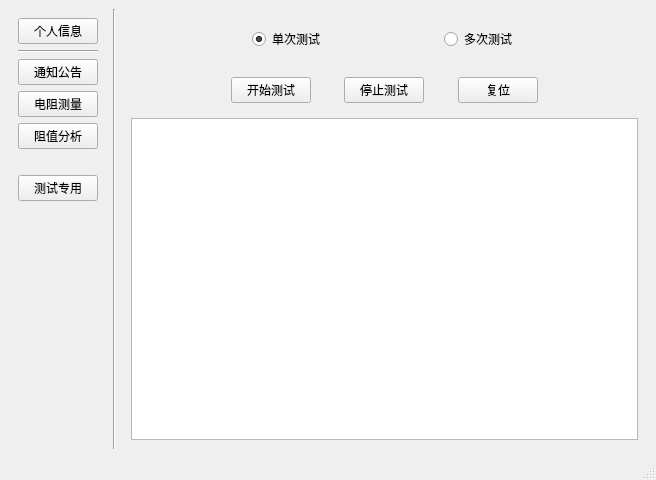
Qt form SNI/stu_mainwindow.ui (Modolet/SuperNewIC) before a commit.
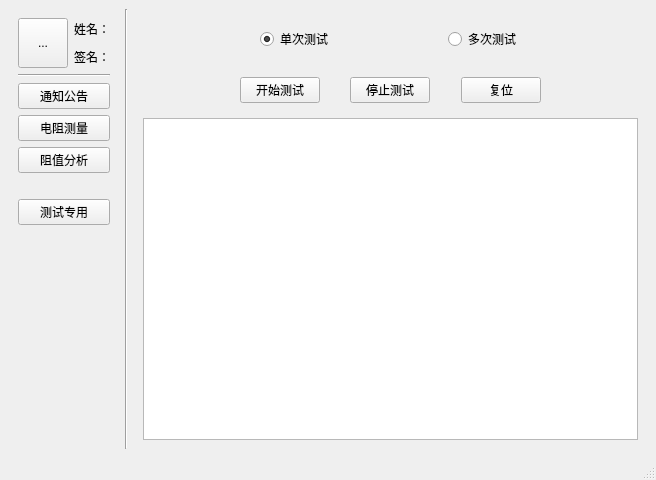
The same form after that commit.

The edit to the form file:
```diff
--- a/SNI/stu_mainwindow.ui
+++ b/SNI/stu_mainwindow.ui
@@ -15,93 +15,6 @@
   </property>
   <widget class="QWidget" name="centralwidget">
    <layout class="QGridLayout" name="gridLayout_5">
-    <item row="0" column="0">
-     <widget class="QWidget" name="widget_2" native="true">
-      <property name="sizePolicy">
-       <sizepolicy hsizetype="Preferred" vsizetype="Preferred">
-        <horstretch>0</horstretch>
-        <verstretch>0</verstretch>
-       </sizepolicy>
-      </property>
-      <layout class="QVBoxLayout" name="verticalLayout">
-       <item>
-        <widget class="QPushButton" name="pushButton_user">
-         <property name="text">
-          <string>个人信息</string>
-         </property>
-        </widget>
-       </item>
-       <item>
-        <widget class="Line" name="line_3">
-         <property name="orientation">
-          <enum>Qt::Horizontal</enum>
-         </property>
-        </widget>
-       </item>
-       <item>
-        <layout class="QVBoxLayout" name="verticalLayout_2">
-         <item>
-          <widget class="QPushButton" name="pushButton_notice">
-           <property name="text">
-            <string>通知公告</string>
-           </property>
-          </widget>
-         </item>
-         <item>
-          <widget class="QPushButton" name="pushButton_resTest">
-           <property name="text">
-            <string>电阻测量</string>
-           </property>
-          </widget>
-         </item>
-         <item>
-          <widget class="QPushButton" name="pushButton_resValueRecorde">
-           <property name="text">
-            <string>阻值分析</string>
-           </property>
-          </widget>
-         </item>
-        </layout>
-       </item>
-       <item>
-        <spacer name="verticalSpacer_8">
-         <property name="orientation">
-          <enum>Qt::Vertical</enum>
-         </property>
-         <property name="sizeType">
-          <enum>QSizePolicy::Fixed</enum>
-         </property>
-         <property name="sizeHint" stdset="0">
-          <size>
-           <width>20</width>
-           <height>20</height>
-          </size>
-         </property>
-        </spacer>
-       </item>
-       <item>
-        <widget class="QPushButton" name="pushButton_testSpecific">
-         <property name="text">
-          <string>测试专用</string>
-         </property>
-        </widget>
-       </item>
-       <item>
-        <spacer name="verticalSpacer_9">
-         <property name="orientation">
-          <enum>Qt::Vertical</enum>
-         </property>
-         <property name="sizeHint" stdset="0">
-          <size>
-           <width>20</width>
-           <height>162</height>
-          </size>
-         </property>
-        </spacer>
-       </item>
-      </layout>
-     </widget>
-    </item>
     <item row="0" column="1">
      <widget class="Line" name="line_2">
       <property name="orientation">
@@ -567,6 +480,115 @@
       </widget>
      </widget>
     </item>
+    <item row="0" column="0">
+     <widget class="QWidget" name="widget_2" native="true">
+      <property name="sizePolicy">
+       <sizepolicy hsizetype="Preferred" vsizetype="Preferred">
+        <horstretch>0</horstretch>
+        <verstretch>0</verstretch>
+       </sizepolicy>
+      </property>
+      <layout class="QGridLayout" name="gridLayout_9">
+       <item row="0" column="0" rowspan="2">
+        <widget class="QToolButton" name="toolButton_user">
+         <property name="minimumSize">
+          <size>
+           <width>50</width>
+           <height>50</height>
+          </size>
+         </property>
+         <property name="maximumSize">
+          <size>
+           <width>50</width>
+           <height>50</height>
+          </size>
+         </property>
+         <property name="text">
+          <string>...</string>
+         </property>
+        </widget>
+       </item>
+       <item row="0" column="1">
+        <widget class="QLabel" name="label_name">
+         <property name="text">
+          <string>姓名：</string>
+         </property>
+        </widget>
+       </item>
+       <item row="1" column="1">
+        <widget class="QLabel" name="label_sign">
+         <property name="text">
+          <string>签名：</string>
+         </property>
+        </widget>
+       </item>
+       <item row="2" column="0" colspan="2">
+        <widget class="Line" name="line_3">
+         <property name="orientation">
+          <enum>Qt::Horizontal</enum>
+         </property>
+        </widget>
+       </item>
+       <item row="3" column="0" colspan="2">
+        <widget class="QPushButton" name="pushButton_notice">
+         <property name="text">
+          <string>通知公告</string>
+         </property>
+        </widget>
+       </item>
+       <item row="4" column="0" colspan="2">
+        <widget class="QPushButton" name="pushButton_resTest">
+         <property name="text">
+          <string>电阻测量</string>
+         </property>
+        </widget>
+       </item>
+       <item row="5" column="0" colspan="2">
+        <widget class="QPushButton" name="pushButton_resValueRecorde">
+         <property name="text">
+          <string>阻值分析</string>
+         </property>
+        </widget>
+       </item>
+       <item row="6" column="1">
+        <spacer name="verticalSpacer_8">
+         <property name="orientation">
+          <enum>Qt::Vertical</enum>
+         </property>
+         <property name="sizeType">
+          <enum>QSizePolicy::Fixed</enum>
+         </property>
+         <property name="sizeHint" stdset="0">
+          <size>
+           <width>20</width>
+           <height>20</height>
+          </size>
+         </property>
+        </spacer>
+       </item>
+       <item row="7" column="0" colspan="2">
+        <widget class="QPushButton" name="pushButton_testSpecific">
+         <property name="text">
+          <string>测试专用</string>
+         </property>
+        </widget>
+       </item>
+       <item row="8" column="1">
+        <spacer name="verticalSpacer_9">
+         <property name="orientation">
+          <enum>Qt::Vertical</enum>
+         </property>
+         <property name="sizeHint" stdset="0">
+          <size>
+           <width>20</width>
+           <height>162</height>
+          </size>
+         </property>
+        </spacer>
+       </item>
+      </layout>
+     </widget>
+    </item>
    </layout>
   </widget>
   <widget class="QMenuBar" name="menubar">
```
Left out of the diff: 6 changed lines with no effect on the pictures.
